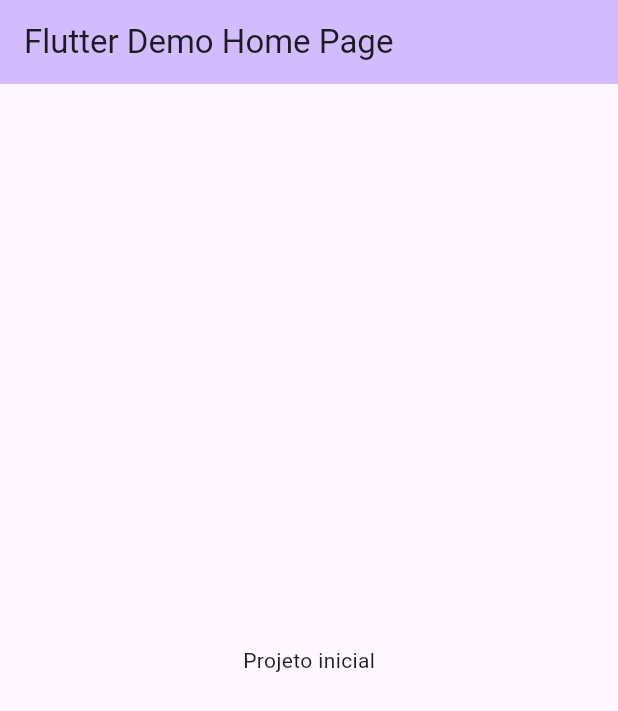
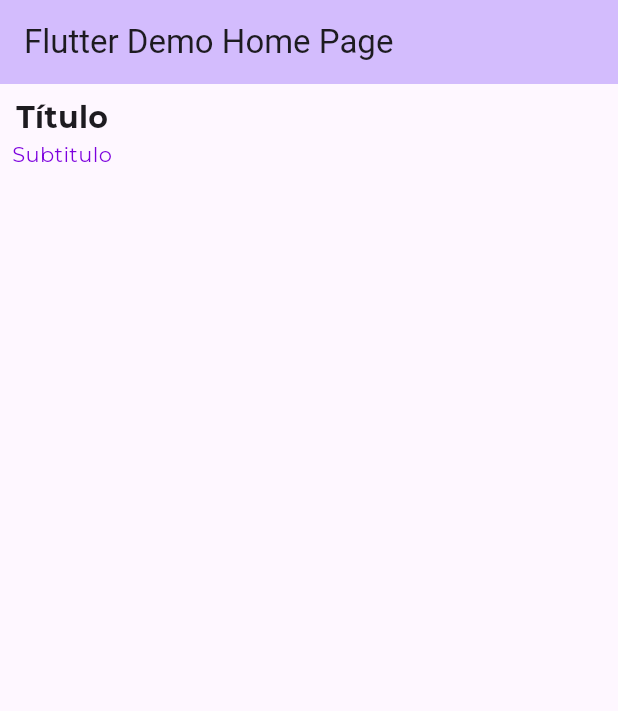
Before and after one commit to antonioalberto-dev/ptmol_safe, a Flutter app: the screen it shows after launch, on a phone screen of 412 x 824 dp. Shown: the top 711 px of the screen. Run offline on Flutter 3.47's test engine with Material 2 defaults, Android fonts, the phone set to English and light mode, and no system bars; our stand-ins replace google_fonts.

Commit message:
feat: cores e fontes iniciais

```diff
--- a/lib/main.dart
+++ b/lib/main.dart
@@ -1,4 +1,5 @@
 import 'package:flutter/material.dart';
+import './theme/default_theme.dart';
 
 void main() {
   runApp(const MyApp());
@@ -30,7 +31,6 @@ class MyHomePage extends StatefulWidget {
 }
 
 class _MyHomePageState extends State<MyHomePage> {
-
   @override
   Widget build(BuildContext context) {
     return Scaffold(
@@ -38,8 +38,20 @@ class _MyHomePageState extends State<MyHomePage> {
         backgroundColor: Theme.of(context).colorScheme.inversePrimary,
         title: Text(widget.title),
       ),
-      body: const Center(
-        child: Text("Projeto inicial"),
+      body: Padding(
+        padding: const EdgeInsets.all(8.0),
+        child: Column(
+          children: [
+            Text(
+              "Título",
+              style: DefaultTheme.titleLarge,
+            ),
+            Text(
+              "Subtitulo",
+              style: DefaultTheme.subtitleMedium,
+            ),
+          ],
+        ),
       ), // This trailing comma makes auto-formatting nicer for build methods.
     );
   }
--- /dev/null
+++ b/lib/theme/colors/default_colors.dart
@@ -0,0 +1,35 @@
+import 'package:flutter/material.dart';
+
+class DefaultColors{
+  static ColorSwatch primary = const ColorSwatch<int>(50, {
+    50: Color(0xFFf2e6fc),
+    100: Color(0xFFd6b0f5),
+    200: Color(0xFFc38af0),
+    300: Color(0xFFa754e9),
+    400: Color(0xFF9633e5),
+    500: Color(0xFF7c00de),
+  });
+
+  static ColorSwatch dark = const ColorSwatch<int>(50, {
+    50: Color(0xFFeaebec),
+    100: Color(0xFFbdbfc4),
+    200: Color(0xFF9da1a8),
+    300: Color(0xFF707680),
+    400: Color(0xFF545b67),
+    500: Color(0xFF293241),
+  });
+
+  static ColorSwatch bg = const ColorSwatch<int>(50, {
+    50: Color(0xFFfdfdfd),
+    100: Color(0xFFf9f9f9),
+    400: Color(0xFFefefef),
+    500: Color(0xFFebebeb),
+    600: Color(0xFFd6d6d6),
+  });
+
+  static Color success = const Color(0xFF39b690);
+
+  static Color danger = const Color(0xFFee6c4d);
+
+  static Color annotation = const Color(0xFFF6BE2C);
+}
--- /dev/null
+++ b/lib/theme/default_theme.dart
@@ -0,0 +1,19 @@
+import 'package:flutter/material.dart';
+import 'package:google_fonts/google_fonts.dart';
+import 'package:ptmol/theme/colors/default_colors.dart';
+
+class DefaultTheme {
+  ThemeData theme = ThemeData(
+
+  );
+
+  static TextStyle titleLarge = GoogleFonts.montserrat(
+    fontSize: 20,
+    fontWeight: FontWeight.bold,
+  );
+
+  static TextStyle subtitleMedium = GoogleFonts.montserrat(
+    fontSize: 14,
+    color: DefaultColors.primary[500],
+  );
+}
--- /dev/null
+++ b/lib/theme/ui_theme.dart
@@ -0,0 +1,4 @@
+library ui_theme;
+
+export '/theme/default_theme.dart';
+export '/theme/colors/default_colors.dart';
```
Also changed, not shown: pubspec.yaml (+2 -32 lines), pubspec.lock.
